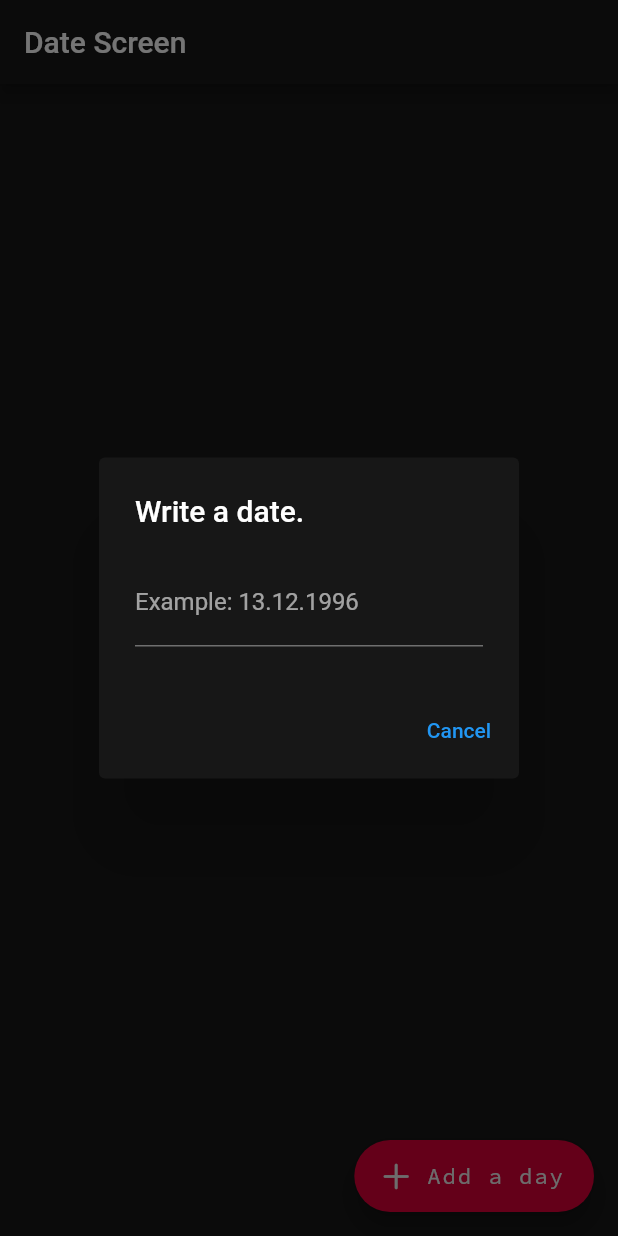
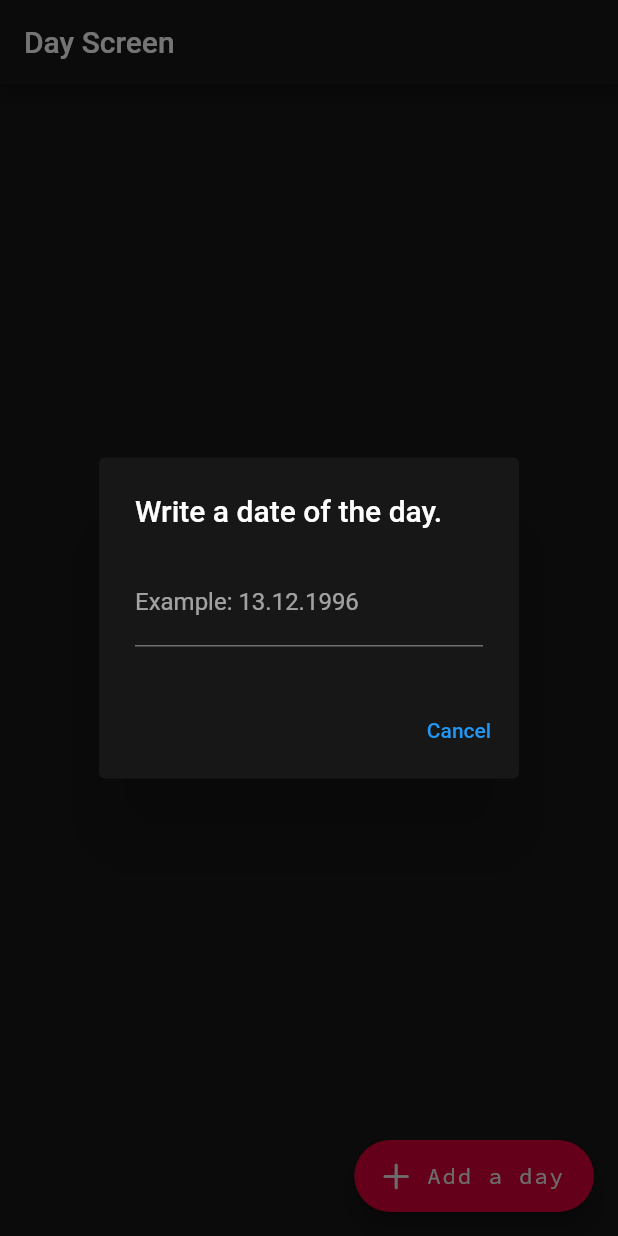
Before and after one commit to kyuzo021/offic3, a Flutter app: the screen it shows after launch, after a tap on "Add a day", on a phone screen of 412 x 824 dp. Run offline on Flutter 3.47's test engine with Material 2 defaults, Android fonts, the phone set to English and light mode, and no system bars; our stand-ins replace animated_text_kit.

Commit message:
version 0.5 -not completed-

```diff
--- a/lib/screens/date_screen.dart
+++ b/lib/screens/daylist_screen.dart
@@ -1,19 +1,19 @@
-import 'package:offic3/reusables/reusable_datecard.dart';
+import 'package:offic3/reusables/reusable_daylistcard.dart';
 import 'package:flutter/cupertino.dart';
 import 'package:flutter/material.dart';
 import 'package:offic3/constants_globals.dart';
 
-class DateScreen extends StatefulWidget {
-  const DateScreen({Key? key}) : super(key: key);
+class DayListScreen extends StatefulWidget {
+  const DayListScreen({Key? key}) : super(key: key);
 
   @override
   _PrimaryScreenState createState() => _PrimaryScreenState();
 }
 
-class _PrimaryScreenState extends State<DateScreen> {
-  late String futureDate = '00.00.0000';
+class _PrimaryScreenState extends State<DayListScreen> {
 
-  List<ReusableCard1> datePageList = [];
+  late String futureDate;
+  List<ReusableDayCard> dayPageList = [];
 
   @override
   Widget build(BuildContext context) {
@@ -21,7 +21,7 @@ class _PrimaryScreenState extends State<DateScreen> {
       appBar: AppBar(
         backgroundColor: kColor1,
         title: const Text(
-          'Date Screen',
+          'Day Screen',
         ),
       ),
       floatingActionButton: FloatingActionButton.extended(
@@ -40,15 +40,16 @@ class _PrimaryScreenState extends State<DateScreen> {
             barrierDismissible: false,
             builder: (BuildContext context) => AlertDialog(
               backgroundColor: kColor1,
-              title: const Text('Write a date.'),
+              title: const Text('Write a date of the day.'),
               content: TextField(
                 keyboardType: TextInputType.number,
                 onSubmitted: (String value) {
                   setState(() {
                     futureDate = value;
-                    datePageList.add(
-                      ReusableCard1(
-                        datetxt: futureDate,
+                    dayPageList.add(
+                      ReusableDayCard(
+                        dateInput: futureDate,
+                        index: dayPageList.length,
                       ),
                     );
                   });
@@ -68,8 +69,8 @@ class _PrimaryScreenState extends State<DateScreen> {
           );
         },
       ),
-      body: Column(
-        children: datePageList,
+      body: ListView(
+        children: dayPageList,
       ),
     );
   }
--- a/lib/screens/welcome_screen.dart
+++ b/lib/screens/welcome_screen.dart
@@ -2,7 +2,7 @@ import 'dart:async';
 import 'package:animated_text_kit/animated_text_kit.dart';
 import 'package:flutter/material.dart';
 import 'package:offic3/constants_globals.dart';
-import 'package:offic3/screens/date_screen.dart';
+import 'package:offic3/screens/daylist_screen.dart';
 
 class WelcomeScreen extends StatefulWidget {
   const WelcomeScreen({Key? key}) : super(key: key);
@@ -19,7 +19,7 @@ class _WelcomeScreenState extends State<WelcomeScreen> {
       const Duration(seconds: 3),
         () =>
             Navigator.of(context).pushReplacement(MaterialPageRoute(
-              builder: (BuildContext context) => const DateScreen()
+              builder: (BuildContext context) => const DayListScreen()
             ))
     );
 
```
Also changed, not shown: lib/constants_globals.dart (+9 -2 lines), lib/reusables/reusable_datecard.dart (deleted, +0 -65 lines), lib/reusables/reusable_daylistcard.dart (added, +42 -0 lines), lib/main.dart (line endings or trailing spaces).
